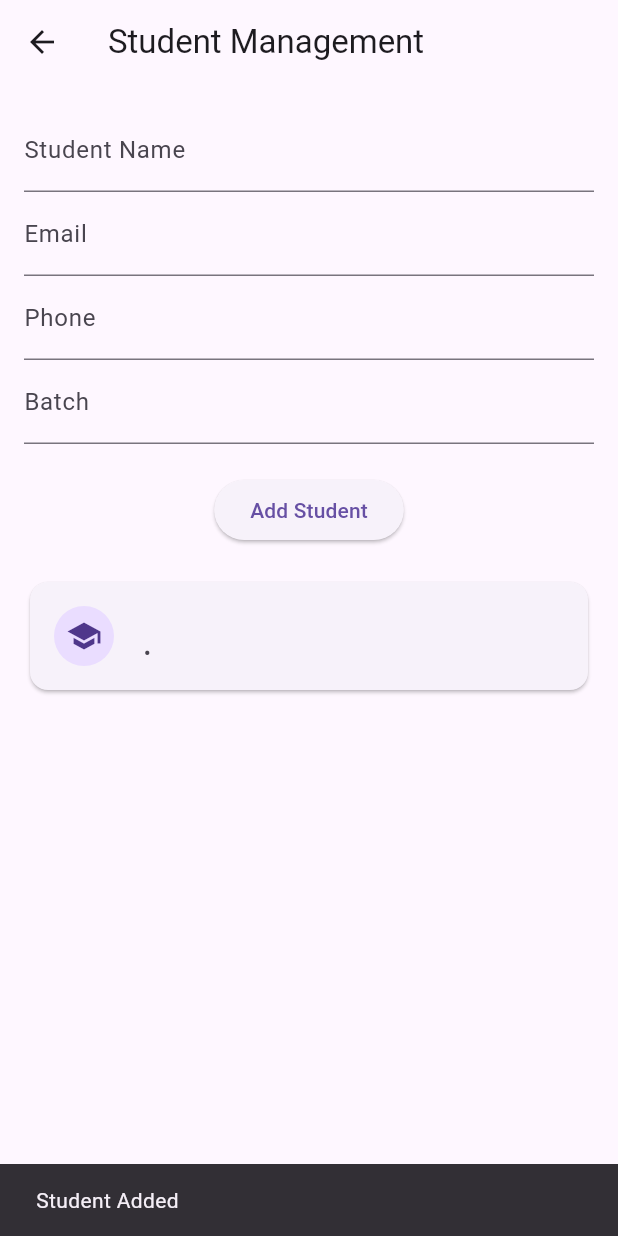
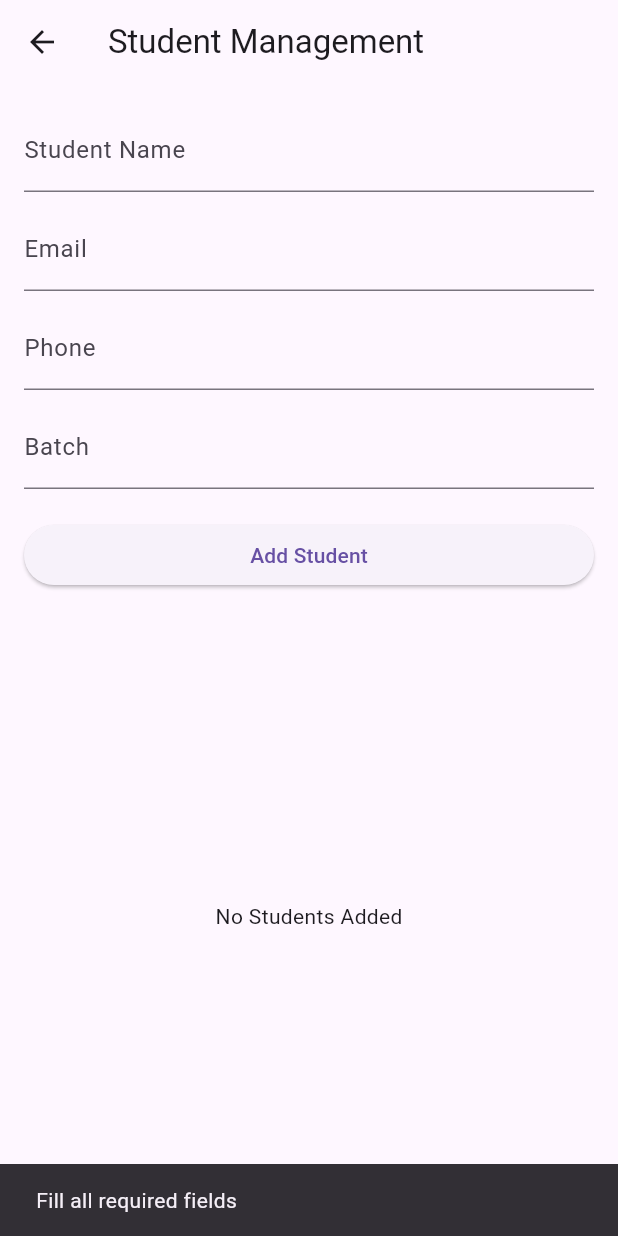
Before and after one commit to sekharbag07-star/digividya, a Flutter app: the StudentManagementScreen screen opened directly, after a tap on "Add Student", on a phone screen of 412 x 824 dp. Run offline on Flutter 3.47's test engine with Material 3 defaults, Android fonts, the phone set to English and light mode, and no system bars; our stand-ins replace cloud_firestore, firebase_auth, firebase_core; accounts and stored records are empty.

Commit message:
Refactor student module using StudentService

```diff
--- /dev/null
+++ b/lib/core/services/student_service.dart
@@ -0,0 +1,32 @@
+import 'package:cloud_firestore/cloud_firestore.dart';
+
+class StudentService {
+  final FirebaseFirestore _firestore = FirebaseFirestore.instance;
+
+  Future<void> addStudent({
+    required String name,
+    required String email,
+    required String phone,
+    required String batch,
+  }) async {
+    await _firestore.collection('students').add({
+      'name': name,
+      'email': email,
+      'phone': phone,
+      'batch': batch,
+      'active': true,
+      'createdAt': Timestamp.now(),
+    });
+  }
+
+  Stream<QuerySnapshot> getStudents() {
+    return _firestore
+        .collection('students')
+        .orderBy('createdAt', descending: true)
+        .snapshots();
+  }
+
+  Future<void> deleteStudent(String docId) async {
+    await _firestore.collection('students').doc(docId).delete();
+  }
+}
--- a/lib/features/admin/screens/student/student_management_screen.dart
+++ b/lib/features/admin/screens/student/student_management_screen.dart
@@ -1,5 +1,7 @@
 import 'package:cloud_firestore/cloud_firestore.dart';
 import 'package:flutter/material.dart';
+
+import '../../../../core/services/student_service.dart';
 
 class StudentManagementScreen extends StatefulWidget {
   const StudentManagementScreen({super.key});
@@ -10,20 +12,35 @@ class StudentManagementScreen extends StatefulWidget {
 }
 
 class _StudentManagementScreenState extends State<StudentManagementScreen> {
+  final StudentService _studentService = StudentService();
+
   final nameController = TextEditingController();
   final emailController = TextEditingController();
   final phoneController = TextEditingController();
   final batchController = TextEditingController();
 
+  bool isLoading = false;
+
   Future<void> addStudent() async {
-    await FirebaseFirestore.instance.collection('students').add({
-      'name': nameController.text.trim(),
-      'email': emailController.text.trim(),
-      'phone': phoneController.text.trim(),
-      'batch': batchController.text.trim(),
-      'active': true,
-      'createdAt': Timestamp.now(),
+    if (nameController.text.isEmpty ||
+        emailController.text.isEmpty ||
+        batchController.text.isEmpty) {
+      ScaffoldMessenger.of(
+        context,
+      ).showSnackBar(const SnackBar(content: Text("Fill all required fields")));
+      return;
+    }
+
+    setState(() {
+      isLoading = true;
     });
+
+    await _studentService.addStudent(
+      name: nameController.text.trim(),
+      email: emailController.text.trim(),
+      phone: phoneController.text.trim(),
+      batch: batchController.text.trim(),
+    );
 
     nameController.clear();
     emailController.clear();
@@ -34,7 +51,30 @@ class _StudentManagementScreenState extends State<StudentManagementScreen> {
 
     ScaffoldMessenger.of(
       context,
-    ).showSnackBar(const SnackBar(content: Text("Student Added")));
+    ).showSnackBar(const SnackBar(content: Text("Student Added Successfully")));
+
+    setState(() {
+      isLoading = false;
+    });
+  }
+
+  Future<void> deleteStudent(String studentId) async {
+    await _studentService.deleteStudent(studentId);
+
+    if (!mounted) return;
+
+    ScaffoldMessenger.of(
+      context,
+    ).showSnackBar(const SnackBar(content: Text("Student Deleted")));
+  }
+
+  @override
+  void dispose() {
+    nameController.dispose();
+    emailController.dispose();
+    phoneController.dispose();
+    batchController.dispose();
+    super.dispose();
   }
 
   @override
@@ -49,14 +89,23 @@ class _StudentManagementScreenState extends State<StudentManagementScreen> {
               controller: nameController,
               decoration: const InputDecoration(labelText: "Student Name"),
             ),
+
+            const SizedBox(height: 10),
+
             TextField(
               controller: emailController,
               decoration: const InputDecoration(labelText: "Email"),
             ),
+
+            const SizedBox(height: 10),
+
             TextField(
               controller: phoneController,
               decoration: const InputDecoration(labelText: "Phone"),
             ),
+
+            const SizedBox(height: 10),
+
             TextField(
               controller: batchController,
               decoration: const InputDecoration(labelText: "Batch"),
@@ -64,25 +113,31 @@ class _StudentManagementScreenState extends State<StudentManagementScreen> {
 
             const SizedBox(height: 20),
 
-            ElevatedButton(
-              onPressed: addStudent,
-              child: const Text("Add Student"),
+            SizedBox(
+              width: double.infinity,
+              child: ElevatedButton(
+                onPressed: isLoading ? null : addStudent,
+                child: isLoading
+                    ? const CircularProgressIndicator()
+                    : const Text("Add Student"),
+              ),
             ),
 
             const SizedBox(height: 20),
 
             Expanded(
               child: StreamBuilder<QuerySnapshot>(
-                stream: FirebaseFirestore.instance
-                    .collection('students')
-                    .orderBy('createdAt', descending: true)
-                    .snapshots(),
+                stream: _studentService.getStudents(),
                 builder: (context, snapshot) {
                   if (!snapshot.hasData) {
                     return const Center(child: CircularProgressIndicator());
                   }
 
                   final students = snapshot.data!.docs;
+
+                  if (students.isEmpty) {
+                    return const Center(child: Text("No Students Added"));
+                  }
 
                   return ListView.builder(
                     itemCount: students.length,
@@ -98,6 +153,12 @@ class _StudentManagementScreenState extends State<StudentManagementScreen> {
                           subtitle: Text(
                             "${student['batch']} • ${student['email']}",
                           ),
+                          trailing: IconButton(
+                            icon: const Icon(Icons.delete),
+                            onPressed: () {
+                              deleteStudent(student.id);
+                            },
+                          ),
                         ),
                       );
                     },
```
Also changed, not shown: lib/core/services/attendance_service.dart (added, +17 -0 lines), lib/core/services/batch_service.dart (added, +26 -0 lines), lib/core/services/fee_service.dart (added, +27 -0 lines), lib/core/services/teacher_service.dart (added, +32 -0 lines), lib/features/admin/screens/teacher/teacher_management_screen.dart (+30 -13 lines), lib/features/auth/screens/login_screen.dart (+11 -3 lines).
